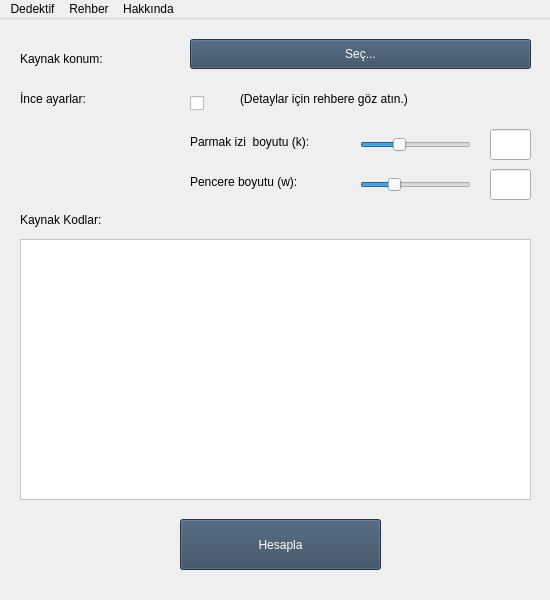
Qt form mainwindow.ui (mceneli/AraProje) before a commit.
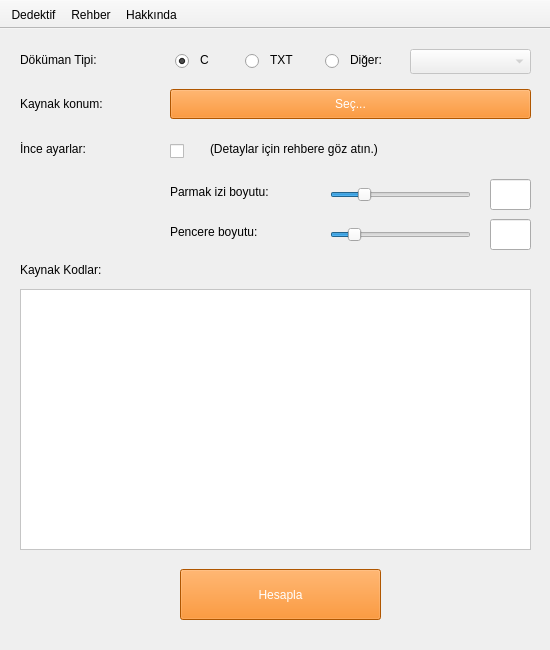
The same form after that commit. Icons and pictures are not drawn.

Patch:
```diff
--- a/mainwindow.ui
+++ b/mainwindow.ui
@@ -7,7 +7,7 @@
     <x>0</x>
     <y>0</y>
     <width>550</width>
-    <height>600</height>
+    <height>650</height>
    </rect>
   </property>
   <property name="sizePolicy">
@@ -16,6 +16,18 @@
     <verstretch>0</verstretch>
    </sizepolicy>
   </property>
+  <property name="minimumSize">
+   <size>
+    <width>550</width>
+    <height>650</height>
+   </size>
+  </property>
+  <property name="maximumSize">
+   <size>
+    <width>550</width>
+    <height>650</height>
+   </size>
+  </property>
   <property name="windowTitle">
    <string>Kod Dedektifi</string>
   </property>
@@ -23,8 +35,8 @@
    <widget class="QLabel" name="label_k">
     <property name="geometry">
      <rect>
-      <x>190</x>
-      <y>110</y>
+      <x>170</x>
+      <y>150</y>
       <width>155</width>
       <height>26</height>
      </rect>
@@ -33,14 +45,14 @@
      <string notr="true"/>
     </property>
     <property name="text">
-     <string>Parmak izi  boyutu (k):</string>
+     <string>Parmak izi boyutu:</string>
     </property>
    </widget>
    <widget class="QLineEdit" name="text_k">
     <property name="geometry">
      <rect>
       <x>490</x>
-      <y>110</y>
+      <y>150</y>
       <width>41</width>
       <height>31</height>
      </rect>
@@ -56,7 +68,7 @@
     <property name="geometry">
      <rect>
       <x>20</x>
-      <y>220</y>
+      <y>260</y>
       <width>511</width>
       <height>261</height>
      </rect>
@@ -72,9 +84,9 @@
    <widget class="QPushButton" name="pushDir">
     <property name="geometry">
      <rect>
-      <x>190</x>
-      <y>20</y>
-      <width>341</width>
+      <x>170</x>
+      <y>60</y>
+      <width>361</width>
       <height>30</height>
      </rect>
     </property>
@@ -82,7 +94,7 @@
      <string notr="true">QPushButton
 {
 	color: white;
-	background: #34495e;
+	background: rgb(245, 121, 0);
 }</string>
     </property>
     <property name="text">
@@ -93,9 +105,9 @@
     <property name="geometry">
      <rect>
       <x>20</x>
-      <y>30</y>
+      <y>60</y>
       <width>141</width>
-      <height>20</height>
+      <height>30</height>
      </rect>
     </property>
     <property name="styleSheet">
@@ -109,7 +121,7 @@
     <property name="geometry">
      <rect>
       <x>180</x>
-      <y>500</y>
+      <y>540</y>
       <width>201</width>
       <height>51</height>
      </rect>
@@ -118,7 +130,7 @@
      <string notr="true">QPushButton
 {
 	color: white;
-	background: #34495e;
+	background: rgb(245, 121, 0);
 }</string>
     </property>
     <property name="text">
@@ -129,7 +141,7 @@
     <property name="geometry">
      <rect>
       <x>20</x>
-      <y>190</y>
+      <y>230</y>
       <width>141</width>
       <height>21</height>
      </rect>
@@ -145,7 +157,7 @@
     <property name="geometry">
      <rect>
       <x>20</x>
-      <y>70</y>
+      <y>110</y>
       <width>141</width>
       <height>20</height>
      </rect>
@@ -160,10 +172,10 @@
    <widget class="QCheckBox" name="checkTweaks">
     <property name="geometry">
      <rect>
-      <x>190</x>
-      <y>70</y>
+      <x>170</x>
+      <y>110</y>
       <width>21</width>
-      <height>28</height>
+      <height>24</height>
      </rect>
     </property>
     <property name="text">
@@ -173,8 +185,8 @@
    <widget class="QLabel" name="label_6">
     <property name="geometry">
      <rect>
-      <x>240</x>
-      <y>70</y>
+      <x>210</x>
+      <y>110</y>
       <width>231</width>
       <height>20</height>
      </rect>
@@ -189,42 +201,48 @@
    <widget class="QSlider" name="slider_k">
     <property name="geometry">
      <rect>
-      <x>360</x>
-      <y>115</y>
-      <width>111</width>
-      <height>21</height>
-     </rect>
-    </property>
-    <property name="minimum">
-     <number>5</number>
-    </property>
-    <property name="maximum">
-     <number>50</number>
-    </property>
-    <property name="pageStep">
-     <number>5</number>
-    </property>
-    <property name="value">
-     <number>20</number>
-    </property>
-    <property name="orientation">
-     <enum>Qt::Horizontal</enum>
-    </property>
-   </widget>
-   <widget class="QSlider" name="slider_w">
-    <property name="geometry">
-     <rect>
-      <x>360</x>
+      <x>330</x>
       <y>155</y>
-      <width>111</width>
+      <width>141</width>
       <height>21</height>
      </rect>
     </property>
     <property name="minimum">
+     <number>5</number>
+    </property>
+    <property name="maximum">
+     <number>100</number>
+    </property>
+    <property name="singleStep">
      <number>1</number>
     </property>
+    <property name="pageStep">
+     <number>5</number>
+    </property>
+    <property name="value">
+     <number>25</number>
+    </property>
+    <property name="orientation">
+     <enum>Qt::Horizontal</enum>
+    </property>
+   </widget>
+   <widget class="QSlider" name="slider_w">
+    <property name="geometry">
+     <rect>
+      <x>330</x>
+      <y>195</y>
+      <width>141</width>
+      <height>21</height>
+     </rect>
+    </property>
+    <property name="minimum">
+     <number>1</number>
+    </property>
     <property name="maximum">
-     <number>15</number>
+     <number>30</number>
+    </property>
+    <property name="singleStep">
+     <number>1</number>
     </property>
     <property name="pageStep">
      <number>5</number>
@@ -239,8 +257,8 @@
    <widget class="QLabel" name="label_w">
     <property name="geometry">
      <rect>
-      <x>190</x>
-      <y>150</y>
+      <x>170</x>
+      <y>190</y>
       <width>155</width>
       <height>26</height>
      </rect>
@@ -249,14 +267,14 @@
      <string notr="true"/>
     </property>
     <property name="text">
-     <string>Pencere boyutu (w):</string>
+     <string>Pencere boyutu:</string>
     </property>
    </widget>
    <widget class="QLineEdit" name="text_w">
     <property name="geometry">
      <rect>
       <x>490</x>
-      <y>150</y>
+      <y>190</y>
       <width>41</width>
       <height>31</height>
      </rect>
@@ -268,35 +286,200 @@
      <set>Qt::AlignCenter</set>
     </property>
    </widget>
-  </widget>
-  <widget class="QMenuBar" name="menuBar">
-   <property name="geometry">
-    <rect>
-     <x>0</x>
-     <y>0</y>
-     <width>550</width>
-     <height>27</height>
-    </rect>
-   </property>
-   <widget class="QMenu" name="menuDedektif">
-    <property name="title">
-     <string>Dedektif</string>
+   <widget class="QLabel" name="label_3">
+    <property name="geometry">
+     <rect>
+      <x>20</x>
+      <y>20</y>
+      <width>141</width>
+      <height>21</height>
+     </rect>
     </property>
+    <property name="styleSheet">
+     <string notr="true"/>
+    </property>
+    <property name="text">
+     <string>Döküman Tipi:</string>
+    </property>
    </widget>
-   <widget class="QMenu" name="menuRehber">
-    <property name="title">
-     <string>Rehber</string>
+   <widget class="QRadioButton" name="radio_Other">
+    <property name="geometry">
+     <rect>
+      <x>325</x>
+      <y>17</y>
+      <width>21</width>
+      <height>31</height>
+     </rect>
     </property>
+    <property name="text">
+     <string/>
+    </property>
    </widget>
-   <widget class="QMenu" name="menuHakk_nda">
-    <property name="title">
-     <string>Hakkında</string>
+   <widget class="QRadioButton" name="radio_C">
+    <property name="geometry">
+     <rect>
+      <x>175</x>
+      <y>17</y>
+      <width>21</width>
+      <height>31</height>
+     </rect>
     </property>
+    <property name="text">
+     <string/>
+    </property>
+    <property name="checked">
+     <bool>true</bool>
+    </property>
    </widget>
-   <addaction name="menuDedektif"/>
-   <addaction name="menuRehber"/>
-   <addaction name="menuHakk_nda"/>
+   <widget class="QComboBox" name="comboBox">
+    <property name="enabled">
+     <bool>false</bool>
+    </property>
+    <property name="geometry">
+     <rect>
+      <x>410</x>
+      <y>20</y>
+      <width>121</width>
+      <height>25</height>
+     </rect>
+    </property>
+    <property name="font">
+     <font>
+      <pointsize>11</pointsize>
+     </font>
+    </property>
+    <property name="styleSheet">
+     <string notr="true">QComboBox
+{
+	padding: 0 5px;
+}</string>
+    </property>
+   </widget>
+   <widget class="QLabel" name="label">
+    <property name="geometry">
+     <rect>
+      <x>200</x>
+      <y>20</y>
+      <width>21</width>
+      <height>22</height>
+     </rect>
+    </property>
+    <property name="text">
+     <string>C</string>
+    </property>
+   </widget>
+   <widget class="QLabel" name="label_7">
+    <property name="geometry">
+     <rect>
+      <x>350</x>
+      <y>20</y>
+      <width>51</width>
+      <height>22</height>
+     </rect>
+    </property>
+    <property name="text">
+     <string>Diğer:</string>
+    </property>
+   </widget>
+   <widget class="QLabel" name="label_8">
+    <property name="geometry">
+     <rect>
+      <x>270</x>
+      <y>20</y>
+      <width>31</width>
+      <height>22</height>
+     </rect>
+    </property>
+    <property name="text">
+     <string>TXT</string>
+    </property>
+   </widget>
+   <widget class="QRadioButton" name="radio_TXT">
+    <property name="geometry">
+     <rect>
+      <x>245</x>
+      <y>17</y>
+      <width>21</width>
+      <height>31</height>
+     </rect>
+    </property>
+    <property name="text">
+     <string/>
+    </property>
+    <property name="checked">
+     <bool>false</bool>
+    </property>
+   </widget>
   </widget>
+  <widget class="QToolBar" name="toolBar">
+   <property name="windowTitle">
+    <string>toolBar</string>
+   </property>
+   <property name="styleSheet">
+    <string notr="true"/>
+   </property>
+   <property name="movable">
+    <bool>false</bool>
+   </property>
+   <property name="orientation">
+    <enum>Qt::Horizontal</enum>
+   </property>
+   <property name="iconSize">
+    <size>
+     <width>20</width>
+     <height>20</height>
+    </size>
+   </property>
+   <property name="toolButtonStyle">
+    <enum>Qt::ToolButtonTextBesideIcon</enum>
+   </property>
+   <property name="floatable">
+    <bool>true</bool>
+   </property>
+   <attribute name="toolBarArea">
+    <enum>TopToolBarArea</enum>
+   </attribute>
+   <attribute name="toolBarBreak">
+    <bool>false</bool>
+   </attribute>
+   <addaction name="actionDedektif"/>
+   <addaction name="actionRehber"/>
+   <addaction name="actionHakk_nda"/>
+  </widget>
+  <action name="actionDedektif">
+   <property name="icon">
+    <iconset resource="files.qrc">
+     <normaloff>:/images/images/dedective.png</normaloff>:/images/images/dedective.png</iconset>
+   </property>
+   <property name="text">
+    <string>Dedektif</string>
+   </property>
+   <property name="iconText">
+    <string>Dedektif</string>
+   </property>
+   <property name="font">
+    <font/>
+   </property>
+  </action>
+  <action name="actionRehber">
+   <property name="icon">
+    <iconset resource="files.qrc">
+     <normaloff>:/images/images/help.png</normaloff>:/images/images/help.png</iconset>
+   </property>
+   <property name="text">
+    <string>Rehber</string>
+   </property>
+  </action>
+  <action name="actionHakk_nda">
+   <property name="icon">
+    <iconset>
+     <normalon>:/images/images/info.png</normalon>
+    </iconset>
+   </property>
+   <property name="text">
+    <string>Hakkında</string>
+   </property>
+  </action>
  </widget>
  <layoutdefault spacing="6" margin="11"/>
  <resources/>
```
Left out of the diff: 14 changed lines with no effect on the pictures.
